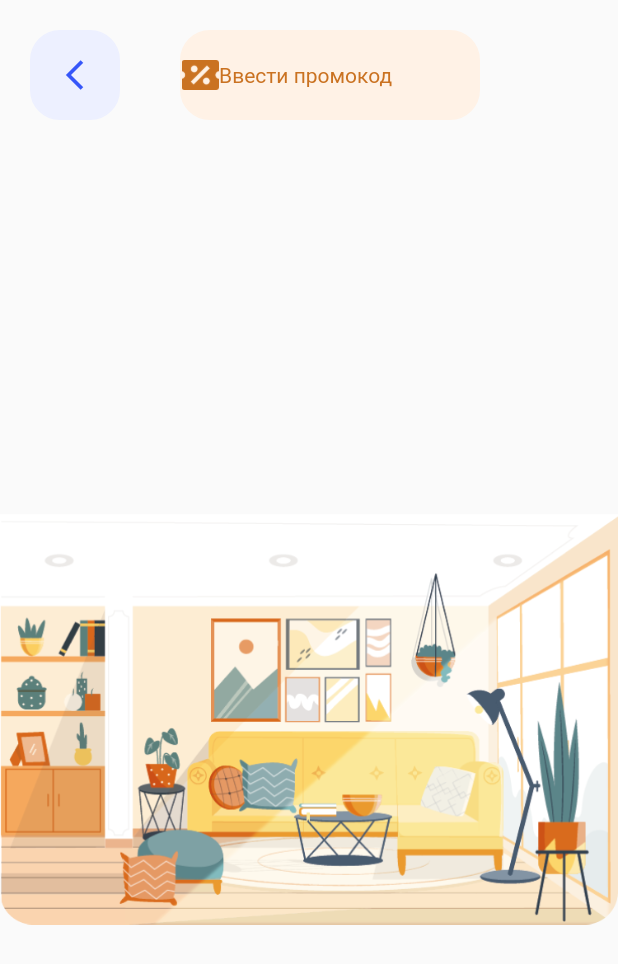
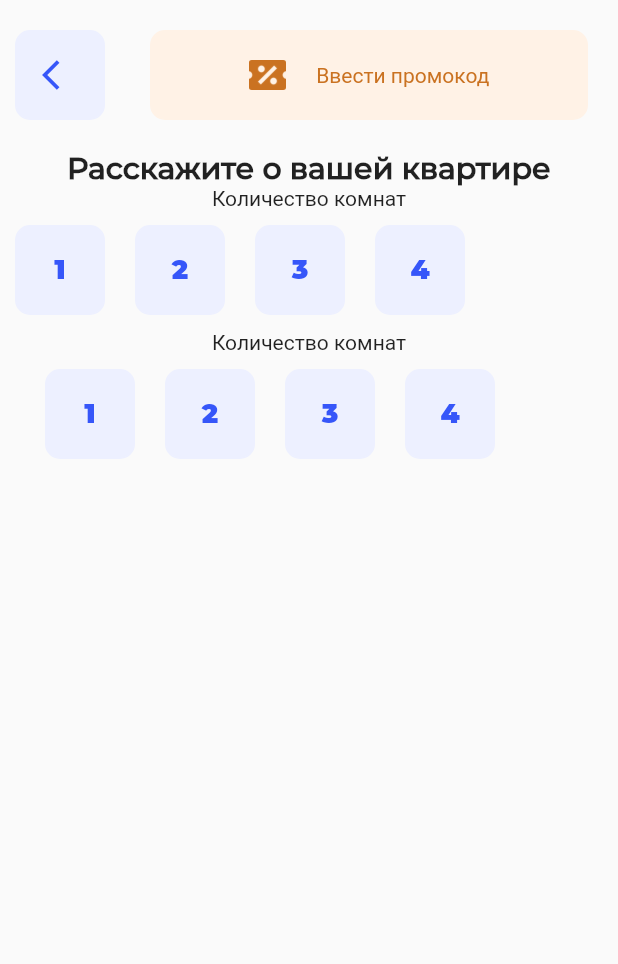
Before and after one commit to vilorg/upc_2021_mobile, a Flutter app: the TellUs screen opened directly, on a phone screen of 412 x 824 dp. Shown: the top 964 px of the screen. Run offline on Flutter 3.47's test engine with Material 2 defaults, Android fonts, the phone set to English and light mode, and no system bars; our stand-ins replace shared_preferences; accounts and stored records are empty; project files that could hold a hidden picture were left out.

Commit message:
Добавил красивое отображение на всех устройствах

```diff
--- a/lib/shopCleaning/tell_us.dart
+++ b/lib/shopCleaning/tell_us.dart
@@ -12,6 +12,26 @@ class TellUs extends StatefulWidget {
 class _TellUsState extends State<TellUs> {
   Color primaryColor = const Color.fromRGBO(54, 86, 249, 1);
   Color bordColor = const Color.fromRGBO(202, 114, 33, 1);
+  Color backNotSelectedColor = const Color.fromRGBO(237, 240, 255, 1);
+
+  TextStyle textStyleBtn = const TextStyle(
+      color: Color.fromRGBO(54, 86, 249, 1),
+      fontFamily: "Montserrat bold",
+      fontSize: 18);
+
+  Container getButton(Widget widget, Color color) {
+    return Container(
+      height: 60,
+      width: 60,
+      margin: const EdgeInsets.all(10),
+      decoration: BoxDecoration(
+          color: color,
+          border: Border.all(color: color),
+          borderRadius: BorderRadius.circular(10)),
+      child: widget,
+      alignment: Alignment.center,
+    );
+  }
 
   @override
   Widget build(BuildContext context) {
@@ -19,32 +39,30 @@ class _TellUsState extends State<TellUs> {
       decoration: const BoxDecoration(
           image: DecorationImage(
               image: AssetImage("assets/images/room.png"),
-              fit: BoxFit.fitWidth)),
+              fit: BoxFit.fitWidth,
+              alignment: Alignment.topCenter)),
       alignment: Alignment.topCenter,
       child: Row(
         children: [
-          Container(
-              height: 60,
-              width: 60,
-              margin: const EdgeInsets.all(20),
-              decoration: BoxDecoration(
-                color: const Color.fromRGBO(237, 240, 255, 1.0),
-                  border: Border.all(
-                      color: const Color.fromRGBO(237, 240, 255, 1.0)),
-              borderRadius: BorderRadius.circular(20)),
-              child: Icon(Icons.arrow_back_ios_outlined, color: primaryColor)),
+          getButton(Icon(Icons.arrow_back_ios, color: primaryColor),
+              backNotSelectedColor),
           Container(
             height: 60,
-            width: 200,
+            width: MediaQuery.of(context).size.width - 120,
             margin: const EdgeInsets.all(20),
             decoration: BoxDecoration(
                 color: const Color.fromRGBO(255, 242, 230, 1),
-                border: Border.all(
-                    color: const Color.fromRGBO(255, 242, 230, 1)),
-            borderRadius: BorderRadius.circular(20)),
+                border:
+                    Border.all(color: const Color.fromRGBO(255, 242, 230, 1)),
+                borderRadius: BorderRadius.circular(10)),
             child: Row(
+              mainAxisAlignment: MainAxisAlignment.center,
               children: [
-                Image.asset("assets/images/price.png", height: 20,),
+                Image.asset(
+                  "assets/images/price.png",
+                  height: 20,
+                ),
+                const SizedBox(width: 20),
                 Text("Ввести промокод", style: TextStyle(color: bordColor))
               ],
             ),
@@ -53,6 +71,61 @@ class _TellUsState extends State<TellUs> {
       ),
     );
 
-    return Scaffold(body: SafeArea(child: top));
+    var text = Column(
+      mainAxisAlignment: MainAxisAlignment.center,
+      children: [
+        const Text("Расскажите о вашей квартире",
+            textAlign: TextAlign.center,
+            style: TextStyle(
+                fontFamily: "Montserrat medium",
+                fontWeight: FontWeight.bold,
+                fontSize: 20)),
+        SizedBox(
+            child: Column(children: [
+          const Text(
+            "Количество комнат",
+          ),
+          Center(
+              child: SizedBox(
+                  height: 80,
+                  child: ListView(
+                    scrollDirection: Axis.horizontal,
+                    children: [
+                      getButton(
+                          Text("1", style: textStyleBtn), backNotSelectedColor),
+                      getButton(
+                          Text("2", style: textStyleBtn), backNotSelectedColor),
+                      getButton(
+                          Text("3", style: textStyleBtn), backNotSelectedColor),
+                      getButton(
+                          Text("4", style: textStyleBtn), backNotSelectedColor),
+                    ],
+                  )))
+        ])),
+        SizedBox(
+          child: Column(children: [
+            const Text("Количество комнат"),
+            SizedBox(
+                height: 80,
+                width: MediaQuery.of(context).size.width - 40,
+                child: ListView(
+                  scrollDirection: Axis.horizontal,
+                  children: [
+                    getButton(
+                        Text("1", style: textStyleBtn), backNotSelectedColor),
+                    getButton(
+                        Text("2", style: textStyleBtn), backNotSelectedColor),
+                    getButton(
+                        Text("3", style: textStyleBtn), backNotSelectedColor),
+                    getButton(
+                        Text("4", style: textStyleBtn), backNotSelectedColor),
+                  ],
+                ))
+          ]),
+        )
+      ],
+    );
+
+    return Scaffold(body: SafeArea(child: ListView(children: [top, text])));
   }
 }
```
